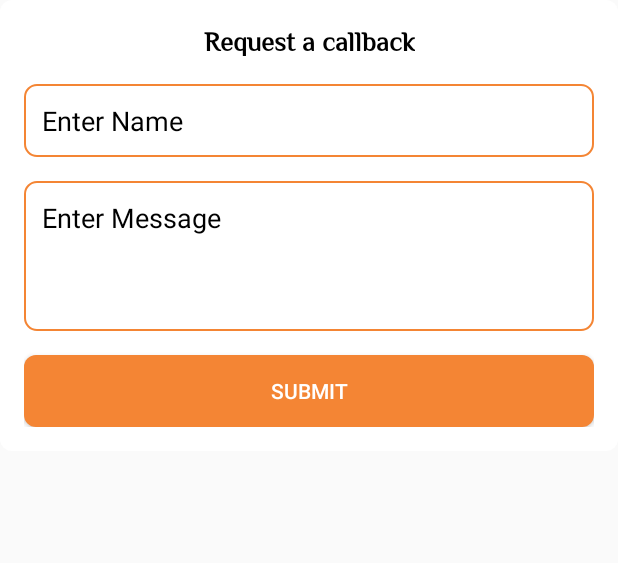
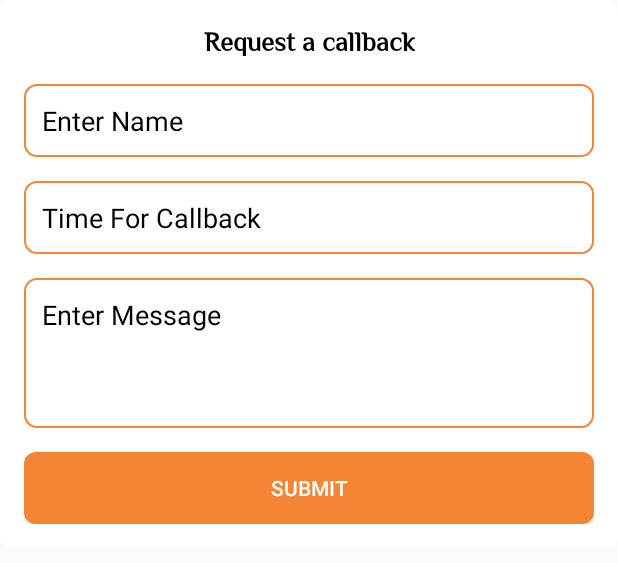
Before and after one commit to shubh261096/iastro-android, an Android app built with Jetpack Compose: the layout dialog_form.xml on its own in the app's theme, with its tools: preview values and no code run, on a phone screen of 412 x 824 dp. Shown: the top 563 px of the screen. Run offline under Robolectric (Android 15) with nearby library versions, the phone set to English and light mode, and no system bars.

Commit message:
Added timeToCall in form submission

```diff
--- a/app/src/main/java/com/iffelse/iastro/AstrologerAdapter.kt
+++ b/app/src/main/java/com/iffelse/iastro/AstrologerAdapter.kt
@@ -50,7 +50,7 @@ class AstrologerAdapter(private val astrologers: List<Astrologer>, private val c
             binding.executePendingBindings()
 
             // Call button click listener (can add functionality later)
-            binding.callIcon.setOnClickListener {
+            itemView.setOnClickListener {
                 // Handle the call action here
                 cLickListener.onClick(adapterPosition)
             }
--- a/app/src/main/res/layout/dialog_form.xml
+++ b/app/src/main/res/layout/dialog_form.xml
@@ -45,6 +45,23 @@
                 app:layout_constraintTop_toBottomOf="@+id/tvFormTitle" />
 
             <EditText
+                android:id="@+id/etTimeToCall"
+                android:layout_width="0dp"
+                android:layout_height="wrap_content"
+                android:layout_marginTop="16dp"
+                android:background="@drawable/edit_text_background"
+                android:clickable="true"
+                android:focusable="false"
+                android:focusableInTouchMode="false"
+                android:gravity="start"
+                android:hint="Time For Callback"
+                android:padding="12dp"
+                android:textColorHint="@color/black"
+                app:layout_constraintEnd_toEndOf="parent"
+                app:layout_constraintStart_toStartOf="parent"
+                app:layout_constraintTop_toBottomOf="@+id/etName" />
+
+            <EditText
                 android:id="@+id/etMessage"
                 android:layout_width="0dp"
                 android:layout_height="wrap_content"
@@ -58,7 +75,7 @@
                 android:textColorHint="@color/black"
                 app:layout_constraintEnd_toEndOf="parent"
                 app:layout_constraintStart_toStartOf="parent"
-                app:layout_constraintTop_toBottomOf="@+id/etName" />
+                app:layout_constraintTop_toBottomOf="@+id/etTimeToCall" />
 
             <Button
                 android:id="@+id/btnSubmit"
```
Also changed, not shown: app/src/main/java/com/iffelse/iastro/FormDialogFragment.kt (+11 -0 lines).
